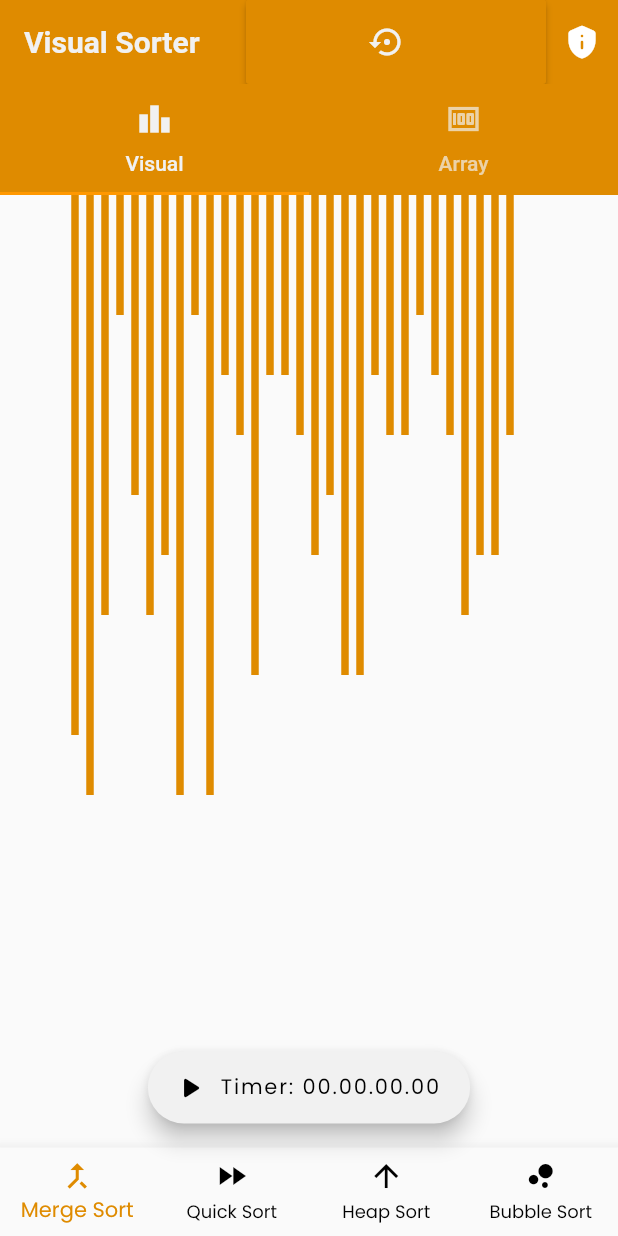
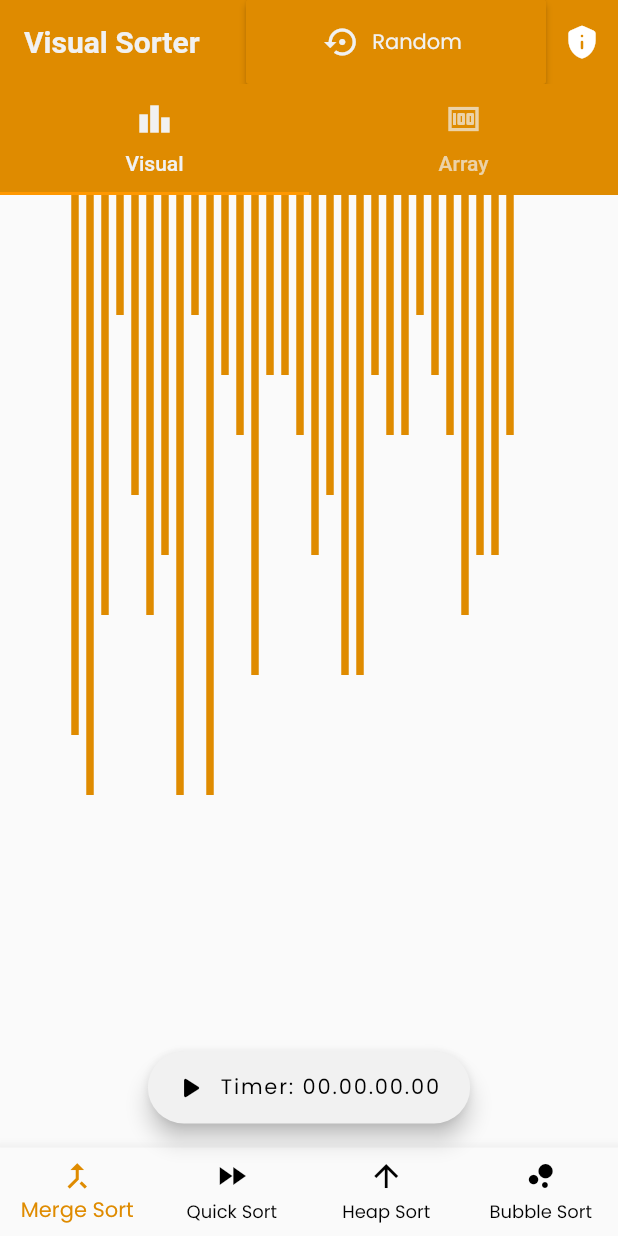
Before and after one commit to tamzid958/visual_sorter, a Flutter app: the screen it shows after launch, on a phone screen of 412 x 824 dp. Run offline on Flutter 3.47's test engine with Material 2 defaults, Android fonts, the phone set to English and light mode, and no system bars; our stand-ins replace flutter_markdown, stop_watch_timer.

Commit message:
tab fixed

```diff
--- a/lib/screens/home/home.dart
+++ b/lib/screens/home/home.dart
@@ -380,7 +380,7 @@ class _MyStatefulSliderState extends State<MyStatefulSlider> {
   Widget build(BuildContext context) {
     return RaisedButton.icon(
       icon: Icon(Icons.settings_backup_restore_sharp, color: kTextLightColor),
-      label: Text(arrays, style: TextStyle(color: kTextLightColor)),
+      label: Text("Random", style: TextStyle(color: kTextLightColor)),
       color: kOrangeColor,
       onPressed: isAlgorithmRunning == true
           ? null
@@ -408,7 +408,6 @@ List<int> _getRandomIntegerList(size) {
   Random rng = new Random();
 
   size = widthUni.toInt() / 7;
-
   for (int i = 0; i < size; i++) {
     arr.add(rng.nextInt(ranLength) + 2);
   }
```
